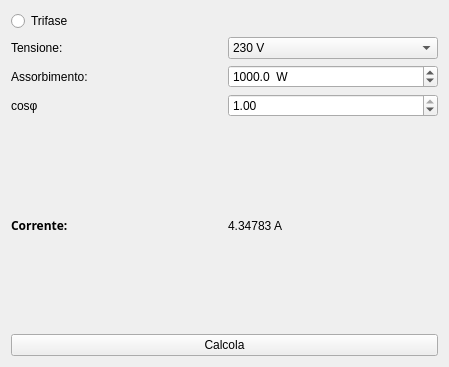
First picture: the form in gallampere.ui, repository gallochri/gallAmpere, before the edit.
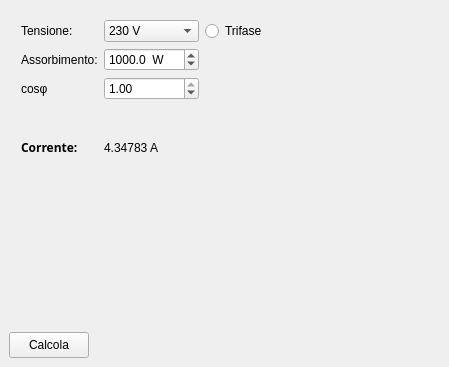
Second picture: the form after the edit.

Commit message: Layout chenged

The edit to the form file:
```diff
--- a/gallampere.ui
+++ b/gallampere.ui
@@ -14,46 +14,37 @@
    <string>GallAmpere</string>
   </property>
   <widget class="QWidget" name="centralWidget">
-   <layout class="QVBoxLayout" name="verticalLayout">
-    <item>
+   <widget class="QPushButton" name="pushButtonCalcola">
+    <property name="geometry">
+     <rect>
+      <x>9</x>
+      <y>332</y>
+      <width>80</width>
+      <height>26</height>
+     </rect>
+    </property>
+    <property name="text">
+     <string>Calcola</string>
+    </property>
+   </widget>
+   <widget class="QWidget" name="">
+    <property name="geometry">
+     <rect>
+      <x>10</x>
+      <y>9</y>
+      <width>431</width>
+      <height>191</height>
+     </rect>
+    </property>
      <layout class="QGridLayout" name="gridLayout">
-      <item row="3" column="0">
-       <widget class="QLabel" name="labelAssorbimento">
-        <property name="text">
-         <string>Assorbimento:</string>
-        </property>
-       </widget>
-      </item>
-      <item row="2" column="0">
+     <item row="0" column="0">
        <widget class="QLabel" name="labelTensione">
         <property name="text">
          <string>Tensione:</string>
         </property>
        </widget>
       </item>
-      <item row="3" column="1">
-       <widget class="QDoubleSpinBox" name="spinBoxAssorbimento">
-        <property name="toolTip">
-         <string extracomment="Potenza assorbita"/>
-        </property>
-        <property name="suffix">
-         <string extracomment="W">  W</string>
-        </property>
-        <property name="decimals">
-         <number>1</number>
-        </property>
-        <property name="maximum">
-         <double>999999999999999.000000000000000</double>
-        </property>
-        <property name="singleStep">
-         <double>1000.000000000000000</double>
-        </property>
-        <property name="value">
-         <double>1000.000000000000000</double>
-        </property>
-       </widget>
-      </item>
-      <item row="2" column="1">
+     <item row="0" column="1">
        <widget class="QComboBox" name="comboTensione">
         <property name="toolTip">
          <string extracomment="Selezione Tensione"/>
@@ -107,7 +98,92 @@
         </item>
        </widget>
       </item>
-      <item row="5" column="0">
+     <item row="0" column="2">
+      <widget class="QRadioButton" name="trifaseButton">
+       <property name="text">
+        <string>Trifase</string>
+       </property>
+      </widget>
+     </item>
+     <item row="1" column="0">
+      <widget class="QLabel" name="labelAssorbimento">
+       <property name="text">
+        <string>Assorbimento:</string>
+       </property>
+      </widget>
+     </item>
+     <item row="1" column="1">
+      <widget class="QDoubleSpinBox" name="spinBoxAssorbimento">
+       <property name="toolTip">
+        <string extracomment="Potenza assorbita"/>
+       </property>
+       <property name="suffix">
+        <string extracomment="W">  W</string>
+       </property>
+       <property name="decimals">
+        <number>1</number>
+       </property>
+       <property name="maximum">
+        <double>999999999999999.000000000000000</double>
+       </property>
+       <property name="singleStep">
+        <double>1000.000000000000000</double>
+       </property>
+       <property name="value">
+        <double>1000.000000000000000</double>
+       </property>
+      </widget>
+     </item>
+     <item row="1" column="2">
+      <spacer name="horizontalSpacer">
+       <property name="orientation">
+        <enum>Qt::Horizontal</enum>
+       </property>
+       <property name="sizeHint" stdset="0">
+        <size>
+         <width>40</width>
+         <height>20</height>
+        </size>
+       </property>
+      </spacer>
+     </item>
+     <item row="2" column="0">
+      <widget class="QLabel" name="CosFi">
+       <property name="text">
+        <string>cosφ</string>
+       </property>
+      </widget>
+     </item>
+     <item row="2" column="1">
+      <widget class="QDoubleSpinBox" name="spinBoxCosFi">
+       <property name="minimum">
+        <double>0.010000000000000</double>
+       </property>
+       <property name="maximum">
+        <double>1.000000000000000</double>
+       </property>
+       <property name="singleStep">
+        <double>0.010000000000000</double>
+       </property>
+       <property name="value">
+        <double>1.000000000000000</double>
+       </property>
+      </widget>
+     </item>
+     <item row="2" column="2">
+      <spacer name="horizontalSpacer_2">
+       <property name="orientation">
+        <enum>Qt::Horizontal</enum>
+       </property>
+       <property name="sizeHint" stdset="0">
+        <size>
+         <width>40</width>
+         <height>20</height>
+        </size>
+       </property>
+      </spacer>
+     </item>
+     <item row="3" column="0">
        <widget class="QLabel" name="labelCorrente">
         <property name="font">
          <font>
@@ -123,53 +199,28 @@
         </property>
        </widget>
       </item>
-      <item row="5" column="1">
+     <item row="3" column="1">
        <widget class="QLabel" name="valueCorrente">
         <property name="text">
          <string>4.34783 A</string>
         </property>
        </widget>
       </item>
-      <item row="1" column="0">
-       <widget class="QRadioButton" name="trifaseButton">
-        <property name="text">
-         <string>Trifase</string>
-        </property>
-       </widget>
-      </item>
-      <item row="4" column="0">
-       <widget class="QLabel" name="CosFi">
-        <property name="text">
-         <string>cosφ</string>
-        </property>
-       </widget>
-      </item>
-      <item row="4" column="1">
-       <widget class="QDoubleSpinBox" name="spinBoxCosFi">
-        <property name="minimum">
-         <double>0.010000000000000</double>
-        </property>
-        <property name="maximum">
-         <double>1.000000000000000</double>
-        </property>
-        <property name="singleStep">
-         <double>0.010000000000000</double>
-        </property>
-        <property name="value">
-         <double>1.000000000000000</double>
-        </property>
-       </widget>
-      </item>
-     </layout>
-    </item>
-    <item>
-     <widget class="QPushButton" name="pushButtonCalcola">
-      <property name="text">
-       <string>Calcola</string>
-      </property>
-     </widget>
-    </item>
-   </layout>
+     <item row="3" column="2">
+      <spacer name="horizontalSpacer_3">
+       <property name="orientation">
+        <enum>Qt::Horizontal</enum>
+       </property>
+       <property name="sizeHint" stdset="0">
+        <size>
+         <width>40</width>
+         <height>20</height>
+        </size>
+       </property>
+      </spacer>
+     </item>
+    </layout>
+   </widget>
   </widget>
  </widget>
  <layoutdefault spacing="6" margin="11"/>
```
Lines whose indentation alone changed are shown as unchanged.
